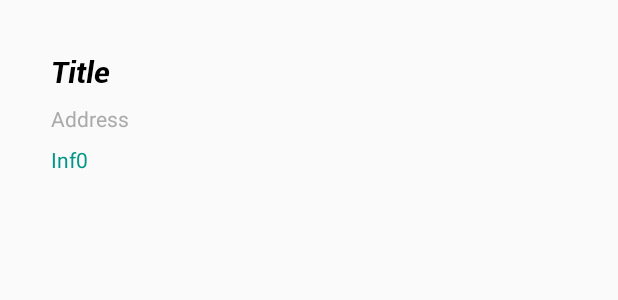
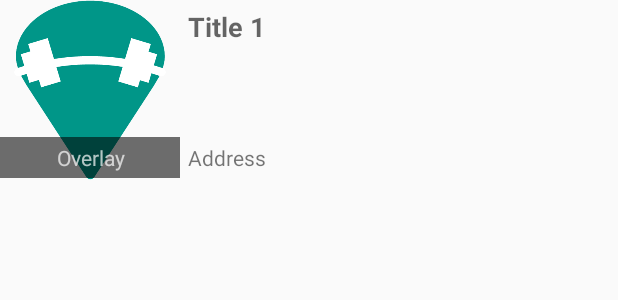
Before and after one commit to borzas89/GymFinder, an Android app: the layout lits_gym_item_new.xml on its own in the app's theme, with its tools: preview values and no code run, on a phone screen of 412 x 824 dp. Shown: the top 300 px of the screen. Run offline under Robolectric (Android 15) with nearby library versions, the phone set to English and light mode, and no system bars.

Commit message:
detail-views
detail views implemented, ui modification

```diff
--- a/app/src/main/java/hu/zsoltborza/gymfinderhun/fragments/GymDetailFragment.java
+++ b/app/src/main/java/hu/zsoltborza/gymfinderhun/fragments/GymDetailFragment.java
@@ -37,6 +37,10 @@ public class GymDetailFragment extends DrawerItemBaseFragment {
     FloatingActionButton favorite;
     @BindView(R.id.tvGymTitle)
     TextView gymTitle;
+    @BindView(R.id.tvGymInfo)
+    TextView gymInfo;
+    @BindView(R.id.tvGymAddress)
+    TextView gymAddress;
 
     public static final String TAG = "GymDetail";
 
@@ -85,6 +89,8 @@ public class GymDetailFragment extends DrawerItemBaseFragment {
         if(getArguments() != null){
 
             gymTitle.setText(received.getTitle());
+            gymInfo.setText(received.getInfo());
+            gymAddress.setText(received.getAddress());
 //            String key = "AIzaSyCyk1W3jHXffYh7sXdSaoFJRmcTRcyk9sg";
 //            String acutalPhoto = received.getPhotoReference();
 //            String imageUri =  "https://maps.googleapis.com/maps/api/place/photo?photoreference="+acutalPhoto+"&sensor=false&maxheight=200&maxwidth=300&key="+key;
--- a/app/src/main/java/hu/zsoltborza/gymfinderhun/location/LocationService.java
+++ b/app/src/main/java/hu/zsoltborza/gymfinderhun/location/LocationService.java
@@ -40,7 +40,7 @@ public class LocationService extends Service  implements
                 .build();
         mLocationRequest = new LocationRequest()
                 .setPriority(LocationRequest.PRIORITY_HIGH_ACCURACY) //GPS quality location points
-                .setInterval(2000) //At least once every 2 seconds
+                .setInterval(5000) //At least once every 5 seconds
                 .setFastestInterval(1000); //At most once a second
 
         mFusedLocationClient = LocationServices.getFusedLocationProviderClient(this);
--- a/app/src/main/java/hu/zsoltborza/gymfinderhun/network/cache/CacheProviders.java
+++ b/app/src/main/java/hu/zsoltborza/gymfinderhun/network/cache/CacheProviders.java
@@ -1,13 +1,17 @@
 package hu.zsoltborza.gymfinderhun.network.cache;
 
 import java.util.List;
+import java.util.concurrent.TimeUnit;
+
 import hu.zsoltborza.gymfinderhun.network.domain.Gym;
 import io.reactivex.Observable;
+import io.rx_cache2.LifeCache;
 
 /**
  * Created by Zsolt Borza on 2018.08.21..
  */
 public interface CacheProviders
 {
+    @LifeCache(duration = 5, timeUnit = TimeUnit.MINUTES)
     Observable<List<Gym>> getCachedGymsByRadiusAndCoordinates(Observable<List<Gym>> observableGymList);
 }
--- a/app/src/main/res/layout/lits_gym_item_new.xml
+++ b/app/src/main/res/layout/lits_gym_item_new.xml
@@ -1,54 +1,64 @@
 <?xml version="1.0" encoding="utf-8"?>
 <FrameLayout xmlns:android="http://schemas.android.com/apk/res/android"
-    android:layout_width="fill_parent"
+    xmlns:tools="http://schemas.android.com/tools"
+    android:layout_width="match_parent"
     android:id="@+id/list_frame_item"
-    android:layout_height="wrap_content"
-    xmlns:tools="http://schemas.android.com/tools"
-    android:layout_margin="12dp"
-    android:padding="6dp">
+    android:foreground="?attr/selectableItemBackground"
+    android:layout_height="@dimen/image_size">
 
     <RelativeLayout
-        android:orientation="vertical"
-        android:id="@+id/list_frame"
-        android:padding="12dp"
-        android:cacheColorHint="#00000000"
         android:layout_width="match_parent"
-        android:layout_height="wrap_content">
+        android:layout_height="match_parent">
+
+        <ImageView
+            android:id="@+id/image"
+            android:layout_width="@dimen/image_size"
+            android:layout_height="match_parent"
+            android:src="@drawable/logo_green_big"
+            android:scaleType="fitCenter"
+            android:transitionName="image" />
+
+        <TextView
+            android:id="@+id/infoTV"
+            style="?android:textAppearanceSmallInverse"
+            android:layout_width="@dimen/image_size"
+            android:layout_height="wrap_content"
+            android:layout_alignBaseline="@+id/addressTV"
+            android:layout_alignBottom="@+id/addressTV"
+            android:layout_alignParentLeft="true"
+            android:layout_alignParentStart="true"
+            android:background="@color/text_background"
+            android:gravity="center"
+            android:padding="@dimen/tiny_margin"
+            tools:text="Overlay" />
 
         <TextView
             android:id="@+id/titleTV"
+            style="?android:textAppearanceMedium"
+            android:textStyle="bold"
             android:layout_width="match_parent"
             android:layout_height="wrap_content"
-            android:layout_alignParentLeft="true"
-            android:layout_alignParentStart="true"
             android:layout_alignParentTop="true"
-            android:fontFamily="@font/robotobolditalic"
-            android:padding="4dp"
-            android:textColor="@android:color/black"
-            android:textSize="20sp"
-            tools:text="Title" />
+            android:layout_toEndOf="@+id/image"
+            android:layout_toRightOf="@+id/image"
+            android:ellipsize="end"
+            android:paddingLeft="@dimen/small_margin"
+            android:paddingRight="@dimen/small_margin"
+            android:paddingTop="@dimen/small_margin"
+            tools:text="Title 1" />
 
         <TextView
             android:id="@+id/addressTV"
-            android:textSize="14sp"
-            android:textColor="@android:color/darker_gray"
-            tools:text="Address"
-            android:padding="4dp"
-            android:layout_below="@id/titleTV"
+            style="?android:textAppearanceSmall"
             android:layout_width="match_parent"
-            android:layout_height="wrap_content" />
-
-
-        <TextView
-            android:id="@+id/infoTV"
-            android:textSize="14sp"
-            android:textColor="@color/colorPrimary"
-            tools:text="Inf0"
-            android:padding="4dp"
-            android:layout_below="@id/addressTV"
-            android:layout_width="match_parent"
-            android:layout_height="wrap_content" />
-
+            android:layout_height="wrap_content"
+            android:layout_alignParentBottom="true"
+            android:layout_toEndOf="@+id/image"
+            android:layout_toRightOf="@+id/image"
+            android:ellipsize="end"
+            android:padding="@dimen/small_margin"
+            tools:text="Address" />
 
     </RelativeLayout>
+
 </FrameLayout>
```
Also changed, not shown: app/src/main/java/hu/zsoltborza/gymfinderhun/activities/DetailActivity.java (+7 -0 lines), app/src/main/java/hu/zsoltborza/gymfinderhun/adapter/GymAdapter.java (+24 -6 lines), app/src/main/java/hu/zsoltborza/gymfinderhun/fragments/GymListFragment.java (+10 -5 lines), app/src/main/java/hu/zsoltborza/gymfinderhun/fragments/GymMapFragment.java (+23 -0 lines), app/src/main/res/layout/activity_detail.xml (+27 -1 lines), app/src/main/res/layout/fragment_gym_detail.xml (+26 -0 lines), app/src/main/res/drawable/logo_green_big.png (added).
